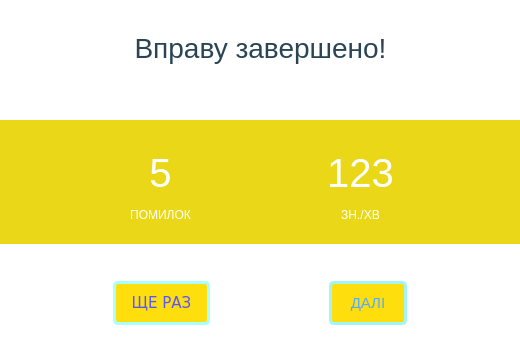
Before: the Qt Designer form src/TypingTrainer/resultwindow.ui in chaknoris16/Typing, drawn with Qt 5.
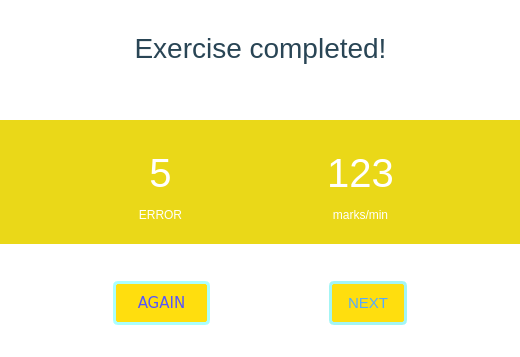
After: the same form once the commit is applied.

Commit message: Fixing problems with hiding the Virtual Keyboard and combobox errors

What changed in the file:
```diff
--- a/src/TypingTrainer/resultwindow.ui
+++ b/src/TypingTrainer/resultwindow.ui
@@ -70,7 +70,7 @@
         <string notr="true">color: rgb(255, 255, 255);</string>
        </property>
        <property name="text">
-        <string>ЗН./ХВ</string>
+        <string>marks/min</string>
        </property>
        <property name="alignment">
         <set>Qt::AlignCenter</set>
@@ -113,7 +113,7 @@
         <string notr="true">color: rgb(255, 255, 255);</string>
        </property>
        <property name="text">
-        <string>ПОМИЛОК</string>
+        <string>ERROR</string>
        </property>
        <property name="alignment">
         <set>Qt::AlignCenter</set>
@@ -144,7 +144,7 @@
        <string notr="true">color: rgb(41, 69, 85);</string>
       </property>
       <property name="text">
-       <string>Вправу завершено!</string>
+       <string>Exercise completed!</string>
       </property>
       <property name="scaledContents">
        <bool>false</bool>
@@ -215,7 +215,7 @@
 }</string>
       </property>
       <property name="text">
-       <string>ЩЕ РАЗ</string>
+       <string>AGAIN</string>
       </property>
      </widget>
     </item>
@@ -256,7 +256,7 @@
 }</string>
       </property>
       <property name="text">
-       <string>ДАЛІ</string>
+       <string>NEXT</string>
       </property>
      </widget>
     </item>
```
The commit also changes 5 other files.
